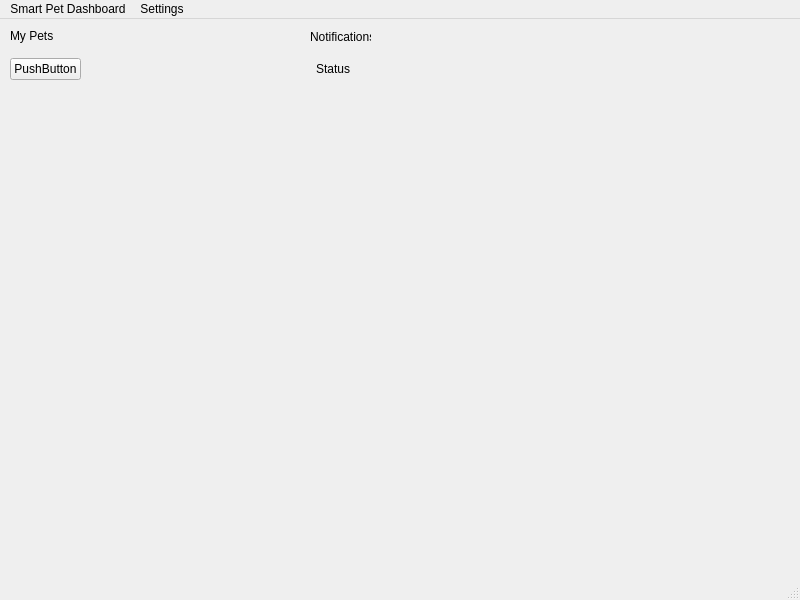
This is QTCreator/mainwindow.ui in iviej1998/Smart-Pet-Dashboard as Qt 5 draws it before an edit. The edited form follows.
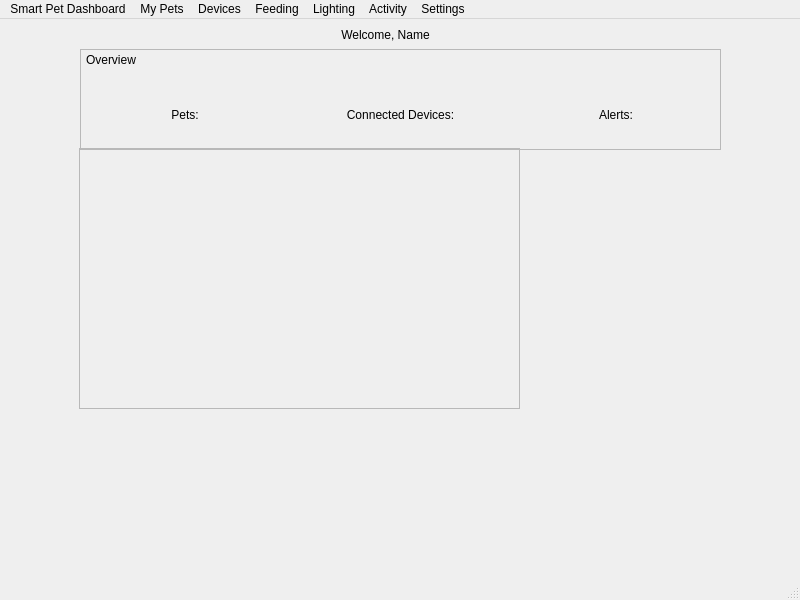
This is the edited form.

```diff
--- a/QTCreator/mainwindow.ui
+++ b/QTCreator/mainwindow.ui
@@ -14,53 +14,116 @@
    <string>MainWindow</string>
   </property>
   <widget class="QWidget" name="centralwidget">
-   <widget class="QLabel" name="lblStatus">
+   <widget class="QWidget" name="horizontalLayoutWidget">
     <property name="geometry">
      <rect>
-      <x>316</x>
-      <y>40</y>
-      <width>41</width>
-      <height>20</height>
-     </rect>
-    </property>
-    <property name="text">
-     <string>Status</string>
-    </property>
-   </widget>
-   <widget class="QLabel" name="label_3">
-    <property name="geometry">
-     <rect>
-      <x>310</x>
-      <y>10</y>
-      <width>61</width>
-      <height>16</height>
-     </rect>
-    </property>
-    <property name="text">
-     <string>Notifications</string>
-    </property>
-   </widget>
-   <widget class="QWidget" name="verticalLayoutWidget">
-    <property name="geometry">
-     <rect>
-      <x>10</x>
+      <x>80</x>
       <y>0</y>
-      <width>71</width>
-      <height>61</height>
+      <width>611</width>
+      <height>31</height>
+     </rect>
+    </property>
+    <layout class="QHBoxLayout" name="horizontalLayout">
+     <item>
+      <widget class="QLabel" name="label">
+       <property name="text">
+        <string>Welcome, Name</string>
+       </property>
+       <property name="alignment">
+        <set>Qt::AlignmentFlag::AlignCenter</set>
+       </property>
+      </widget>
+     </item>
+    </layout>
+   </widget>
+   <widget class="QFrame" name="frame">
+    <property name="geometry">
+     <rect>
+      <x>80</x>
+      <y>30</y>
+      <width>641</width>
+      <height>101</height>
+     </rect>
+    </property>
+    <property name="frameShape">
+     <enum>QFrame::Shape::StyledPanel</enum>
+    </property>
+    <property name="frameShadow">
+     <enum>QFrame::Shadow::Raised</enum>
+    </property>
+    <widget class="QLabel" name="label_2">
+     <property name="geometry">
+      <rect>
+       <x>6</x>
+       <y>0</y>
+       <width>71</width>
+       <height>21</height>
+      </rect>
+     </property>
+     <property name="text">
+      <string>Overview</string>
+     </property>
+    </widget>
+    <widget class="QWidget" name="horizontalLayoutWidget_2">
+     <property name="geometry">
+      <rect>
+       <x>0</x>
+       <y>30</y>
+       <width>641</width>
+       <height>71</height>
+      </rect>
+     </property>
+     <layout class="QHBoxLayout" name="horizontalLayout_2">
+      <item>
+       <widget class="QLabel" name="label_3">
+        <property name="text">
+         <string>Pets:</string>
+        </property>
+        <property name="alignment">
+         <set>Qt::AlignmentFlag::AlignCenter</set>
+        </property>
+       </widget>
+      </item>
+      <item>
+       <widget class="QLabel" name="label_4">
+        <property name="text">
+         <string>Connected Devices:</string>
+        </property>
+        <property name="alignment">
+         <set>Qt::AlignmentFlag::AlignCenter</set>
+        </property>
+       </widget>
+      </item>
+      <item>
+       <widget class="QLabel" name="label_5">
+        <property name="text">
+         <string>Alerts:</string>
+        </property>
+        <property name="alignment">
+         <set>Qt::AlignmentFlag::AlignCenter</set>
+        </property>
+       </widget>
+      </item>
+     </layout>
+    </widget>
+   </widget>
+   <widget class="QWidget" name="verticalLayoutWidget">
+    <property name="geometry">
+     <rect>
+      <x>79</x>
+      <y>129</y>
+      <width>441</width>
+      <height>261</height>
      </rect>
     </property>
     <layout class="QVBoxLayout" name="verticalLayout">
      <item>
-      <widget class="QLabel" name="lblMyPets">
-       <property name="text">
-        <string>My Pets</string>
+      <widget class="QFrame" name="frame_2">
+       <property name="frameShape">
+        <enum>QFrame::Shape::StyledPanel</enum>
        </property>
-      </widget>
-     </item>
-     <item>
-      <widget class="QPushButton" name="btnPetName">
-       <property name="text">
-        <string>PushButton</string>
+       <property name="frameShadow">
+        <enum>QFrame::Shadow::Raised</enum>
        </property>
       </widget>
      </item>
@@ -84,11 +147,41 @@
    </widget>
    <widget class="QMenu" name="menuSettings">
     <property name="title">
+     <string>My Pets</string>
+    </property>
+   </widget>
+   <widget class="QMenu" name="menuDevices">
+    <property name="title">
+     <string>Devices</string>
+    </property>
+   </widget>
+   <widget class="QMenu" name="menuFeeding">
+    <property name="title">
+     <string>Feeding</string>
+    </property>
+   </widget>
+   <widget class="QMenu" name="menuLighting">
+    <property name="title">
+     <string>Lighting</string>
+    </property>
+   </widget>
+   <widget class="QMenu" name="menuActivity">
+    <property name="title">
+     <string>Activity</string>
+    </property>
+   </widget>
+   <widget class="QMenu" name="menuSettings_2">
+    <property name="title">
      <string>Settings</string>
     </property>
    </widget>
    <addaction name="menuSmart_Pet_Dashboard"/>
    <addaction name="menuSettings"/>
+   <addaction name="menuDevices"/>
+   <addaction name="menuFeeding"/>
+   <addaction name="menuLighting"/>
+   <addaction name="menuActivity"/>
+   <addaction name="menuSettings_2"/>
   </widget>
   <widget class="QStatusBar" name="statusbar"/>
  </widget>
```
